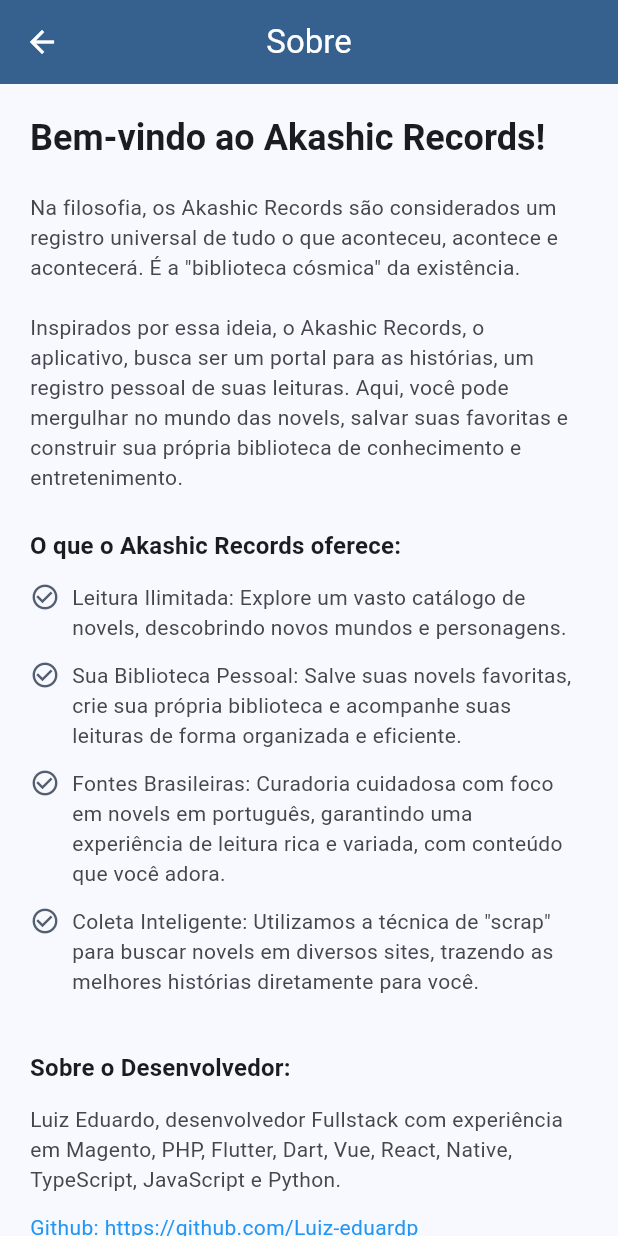
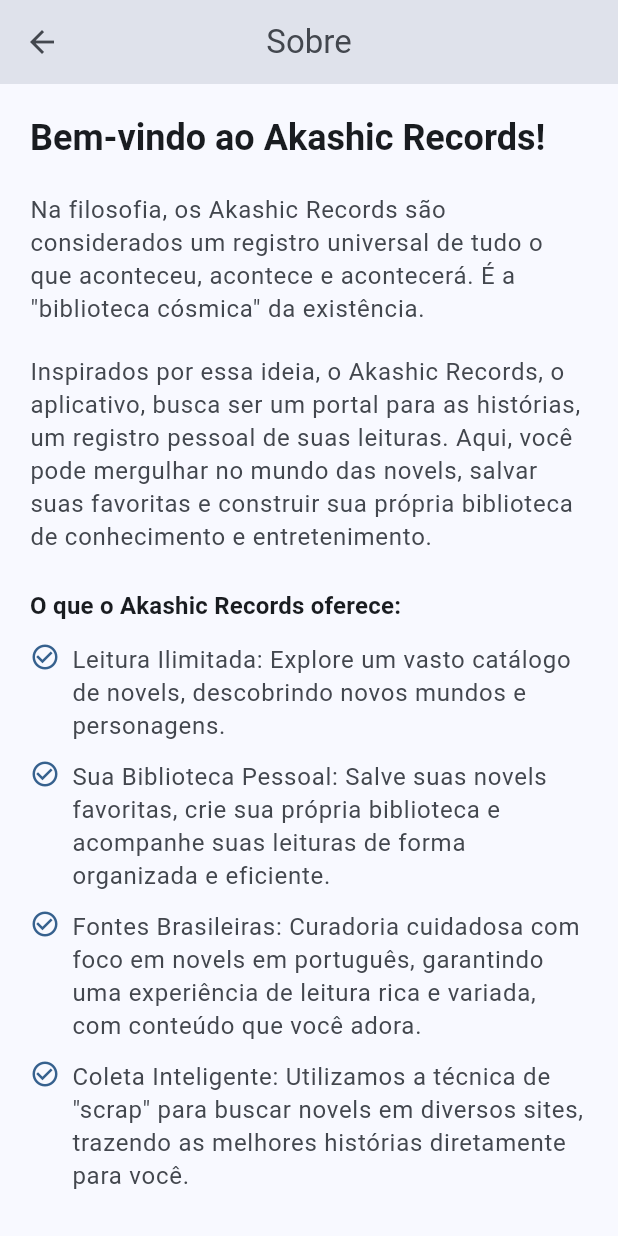
Before and after one commit to Luiz-eduardp/akashic_records, a Flutter app: the AboutScreen screen opened directly, on a phone screen of 412 x 824 dp. Run offline on Flutter 3.47's test engine with Material 3 defaults, Android fonts, the phone set to English and light mode, and no system bars; our stand-ins replace cached_network_image, cookie_jar, dio, flutter_colorpicker, flutter_html, flutter_markdown and 4 more; accounts and stored records are empty; network calls fail.

Commit message:
refactor(about): update AboutScreen UI
- Updated text styles
- Improved color scheme usage
- Added underline to Github link
- Minor text adjustments
- Updated icon color

```diff
--- a/lib/screens/about/about_screen.dart
+++ b/lib/screens/about/about_screen.dart
@@ -13,9 +13,10 @@
       appBar: AppBar(
         title: Text('Sobre'.translate),
         centerTitle: true,
-        backgroundColor: theme.colorScheme.primary,
-        foregroundColor: theme.colorScheme.onPrimary,
+        backgroundColor: theme.colorScheme.surfaceVariant,
+        foregroundColor: theme.colorScheme.onSurfaceVariant,
         elevation: 1,
+        surfaceTintColor: theme.colorScheme.surfaceVariant,
       ),
       body: SafeArea(
         child: SingleChildScrollView(
@@ -34,7 +35,7 @@
               Text(
                 'Na filosofia, os Akashic Records são considerados um registro universal de tudo o que aconteceu, acontece e acontecerá. É a "biblioteca cósmica" da existência.'
                     .translate,
-                style: theme.textTheme.bodyMedium?.copyWith(
+                style: theme.textTheme.bodyLarge?.copyWith(
                   color: theme.colorScheme.onSurfaceVariant,
                   height: 1.4,
                 ),
@@ -43,7 +44,7 @@
               Text(
                 'Inspirados por essa ideia, o Akashic Records, o aplicativo, busca ser um portal para as histórias, um registro pessoal de suas leituras. Aqui, você pode mergulhar no mundo das novels, salvar suas favoritas e construir sua própria biblioteca de conhecimento e entretenimento.'
                     .translate,
-                style: theme.textTheme.bodyMedium?.copyWith(
+                style: theme.textTheme.bodyLarge?.copyWith(
                   color: theme.colorScheme.onSurfaceVariant,
                   height: 1.4,
                 ),
@@ -89,7 +90,7 @@
               Text(
                 'Luiz Eduardo, desenvolvedor Fullstack com experiência em Magento, PHP, Flutter, Dart, Vue, React, Native, TypeScript, JavaScript e Python.'
                     .translate,
-                style: theme.textTheme.bodyMedium?.copyWith(
+                style: theme.textTheme.bodyLarge?.copyWith(
                   color: theme.colorScheme.onSurfaceVariant,
                   height: 1.4,
                 ),
@@ -99,8 +100,9 @@
                 onTap: () => _launchURL('https://github.com/Luiz-eduardp'),
                 child: Text(
                   'Github: https://github.com/Luiz-eduardp',
-                  style: theme.textTheme.bodyMedium?.copyWith(
-                    color: Colors.blue,
+                  style: TextStyle(
+                    color: theme.colorScheme.primary,
+                    decoration: TextDecoration.underline,
                   ),
                 ),
               ),
@@ -108,7 +110,7 @@
               Text(
                 'Agradecemos a você por usar o Akashic Records. Explore, descubra novas histórias e compartilhe suas impressões! Seu feedback é muito importante para continuarmos melhorando.'
                     .translate,
-                style: theme.textTheme.bodyMedium?.copyWith(
+                style: theme.textTheme.bodyLarge?.copyWith(
                   color: theme.colorScheme.onSurfaceVariant,
                   height: 1.4,
                 ),
@@ -129,14 +131,14 @@
         children: [
           Icon(
             Icons.check_circle_outline,
-            color: theme.colorScheme.secondary,
+            color: theme.colorScheme.primary,
             size: 20,
           ),
           const SizedBox(width: 8),
           Expanded(
             child: Text(
               text,
-              style: theme.textTheme.bodyMedium?.copyWith(
+              style: theme.textTheme.bodyLarge?.copyWith(
                 color: theme.colorScheme.onSurfaceVariant,
                 height: 1.4,
               ),
```
